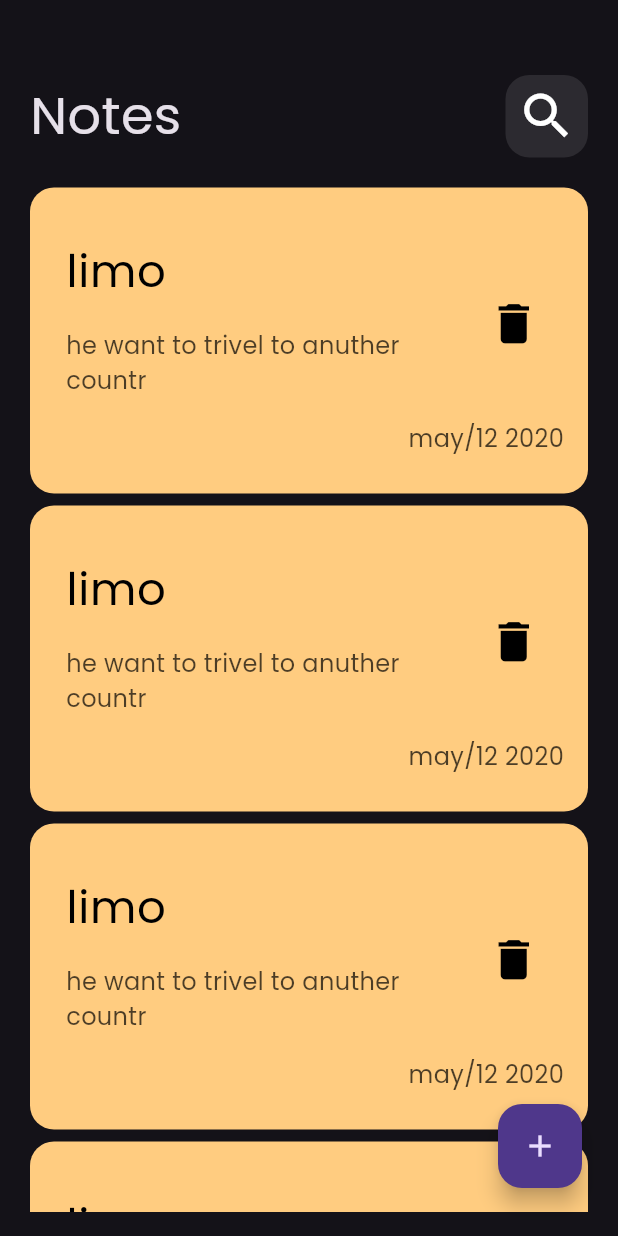
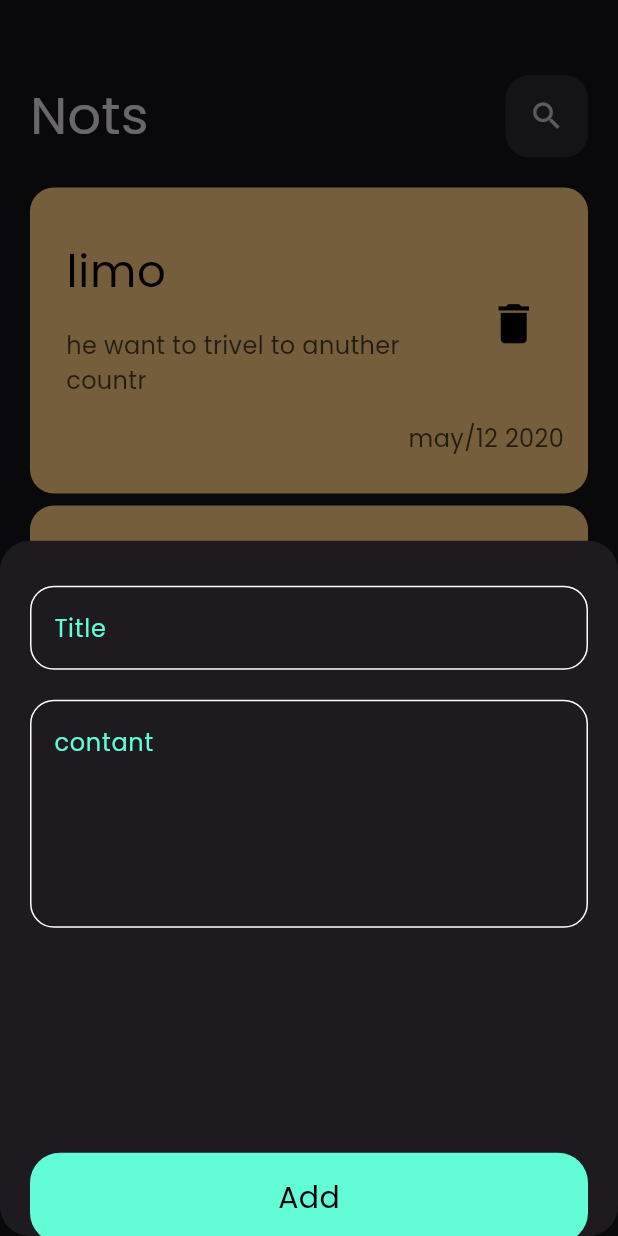
Before and after one commit to limo458/notsapp, a Flutter app: the screen it shows after launch, after a tap on the "add" icon, on a phone screen of 412 x 824 dp. Run offline on Flutter 3.47's test engine with Material 3 defaults, Android fonts, the phone set to English and light mode, and no system bars.

Commit message:
finsh UI , add button , and edit screen

```diff
--- /dev/null
+++ b/lib/views/edit-note-view.dart
@@ -0,0 +1,13 @@
+import 'package:flutter/material.dart';
+import 'package:notsapp/widges/edit-not-view-body.dart';
+
+class EditnoteView extends StatelessWidget {
+  const EditnoteView({super.key});
+
+  @override
+  Widget build(BuildContext context) {
+    return Scaffold(
+      body: EditNoteviewBody(),
+    );
+  }
+}
--- a/lib/views/notes_view.dart
+++ b/lib/views/notes_view.dart
@@ -1,4 +1,5 @@
 import 'package:flutter/material.dart';
+import 'package:notsapp/widges/add-note-button-sheet.dart';
 import 'package:notsapp/widges/notes_view_body.dart';
 
 class NotesView extends StatelessWidget {
@@ -10,11 +11,19 @@ class NotesView extends StatelessWidget {
       floatingActionButton: Padding(
         padding: const EdgeInsets.only(bottom: 16, right: 8),
         child: FloatingActionButton(
-          onPressed: () {},
-          child: Icon(Icons.add),
+          onPressed: () {
+            showModalBottomSheet(
+                shape: RoundedRectangleBorder(
+                    borderRadius: BorderRadius.circular(20)),
+                context: context,
+                builder: (context) {
+                  return const AddnNoteButtonSheet();
+                });
+          },
+          child: const Icon(Icons.add),
         ),
       ),
-      body: NotsViewBody(),
+      body: const NotsViewBody(),
     );
   }
 }
--- /dev/null
+++ b/lib/widges/Add-button.dart
@@ -0,0 +1,28 @@
+import 'package:flutter/material.dart';
+import 'package:notsapp/widges/Constans.dart';
+
+class AddButton extends StatelessWidget {
+  const AddButton({super.key, this.onTap, required this.textButon});
+  final String? textButon;
+  final VoidCallback? onTap;
+  @override
+  Widget build(BuildContext context) {
+    return GestureDetector(
+      onTap: onTap,
+      child: Container(
+        decoration: BoxDecoration(
+          color: KpraimaryColor,
+          borderRadius: BorderRadius.circular(20),
+        ),
+        width: double.infinity,
+        height: 60,
+        child: Center(
+          child: Text(
+            textButon!,
+            style: const TextStyle(fontSize: 20, color: Colors.black),
+          ),
+        ),
+      ),
+    );
+  }
+}
--- /dev/null
+++ b/lib/widges/Constans.dart
@@ -0,0 +1,3 @@
+import 'package:flutter/animation.dart';
+
+const KpraimaryColor = Color(0xff62FCD7);
--- /dev/null
+++ b/lib/widges/add-note-button-sheet.dart
@@ -0,0 +1,33 @@
+import 'package:flutter/material.dart';
+import 'package:notsapp/widges/Add-button.dart';
+import 'package:notsapp/widges/custom-text-feild.dart';
+
+class AddnNoteButtonSheet extends StatelessWidget {
+  const AddnNoteButtonSheet({super.key});
+
+  @override
+  Widget build(BuildContext context) {
+    return const Padding(
+      padding: EdgeInsets.symmetric(horizontal: 20),
+      child: Column(
+        children: [
+          SizedBox(
+            height: 30,
+          ),
+          CustomTextField(
+            hint: 'Title',
+          ),
+          SizedBox(
+            height: 20,
+          ),
+          CustomTextField(
+            hint: 'contant',
+            maxline: 5,
+          ),
+          SizedBox(height: 150),
+          AddButton(textButon: 'Add'),
+        ],
+      ),
+    );
+  }
+}
--- a/lib/widges/costum-note -item.dart
+++ /dev/null
@@ -1,50 +0,0 @@
-import 'package:flutter/material.dart';
-
-class NotesItem extends StatelessWidget {
-  const NotesItem({super.key});
-
-  @override
-  Widget build(BuildContext context) {
-    return Container(
-      padding: const EdgeInsets.only(top: 25, bottom: 25, left: 8),
-      decoration: BoxDecoration(
-        color: const Color(0xffFFCC80),
-        borderRadius: BorderRadius.circular(16),
-      ),
-      child: Column(
-        crossAxisAlignment: CrossAxisAlignment.end,
-        children: [
-          ListTile(
-            title: const Text(
-              'limo',
-              style: TextStyle(color: Colors.black, fontSize: 30),
-            ),
-            subtitle: Padding(
-              padding: const EdgeInsets.only(top: 16, bottom: 8),
-              child: Text(
-                'he want to trivel to anuther countr ',
-                style: TextStyle(
-                    color: Colors.black.withOpacity(.7), fontSize: 16),
-              ),
-            ),
-            trailing: IconButton(
-                onPressed: () {},
-                icon: const Icon(
-                  Icons.delete,
-                  color: Colors.black,
-                  size: 35,
-                )),
-          ),
-          Padding(
-            padding: const EdgeInsets.only(right: 16),
-            child: Text(
-              'may/12 2020',
-              style:
-                  TextStyle(color: Colors.black.withOpacity(.7), fontSize: 16),
-            ),
-          ),
-        ],
-      ),
-    );
-  }
-}
--- a/lib/widges/custm-app-bar.dart
+++ b/lib/widges/custom-app-bar.dart
@@ -2,18 +2,19 @@ import 'package:flutter/material.dart';
 import 'package:notsapp/widges/custom-search-icon.dart';
 
 class CustomAppBar extends StatelessWidget {
-  const CustomAppBar({super.key});
-
+  const CustomAppBar({super.key, required this.title, required this.icon});
+  final String title;
+  final IconData icon;
   @override
   Widget build(BuildContext context) {
     return Row(
       children: [
         Text(
-          'Notes',
-          style: TextStyle(fontSize: 35),
+          title,
+          style: const TextStyle(fontSize: 35),
         ),
-        Spacer(),
-        CustomSrearchIcon()
+        const Spacer(),
+        CustomSrearchIcon(icon: icon)
       ],
     );
   }
--- /dev/null
+++ b/lib/widges/custom-note -item.dart
@@ -0,0 +1,63 @@
+import 'package:flutter/material.dart';
+import 'package:notsapp/views/edit-note-view.dart';
+
+class NotesItem extends StatelessWidget {
+  const NotesItem({super.key});
+
+  @override
+  Widget build(BuildContext context) {
+    return GestureDetector(
+      onTap: () {
+        Navigator.push(
+          context,
+          MaterialPageRoute(
+            builder: (contxt) {
+              return const EditnoteView();
+            },
+          ),
+        );
+      },
+      child: Container(
+        padding: const EdgeInsets.only(top: 25, bottom: 25, left: 8),
+        decoration: BoxDecoration(
+          color: const Color(0xffFFCC80),
+          borderRadius: BorderRadius.circular(16),
+        ),
+        child: Column(
+          crossAxisAlignment: CrossAxisAlignment.end,
+          children: [
+            ListTile(
+              title: const Text(
+                'limo',
+                style: TextStyle(color: Colors.black, fontSize: 30),
+              ),
+              subtitle: Padding(
+                padding: const EdgeInsets.only(top: 16, bottom: 8),
+                child: Text(
+                  'he want to trivel to anuther countr ',
+                  style: TextStyle(
+                      color: Colors.black.withOpacity(.7), fontSize: 16),
+                ),
+              ),
+              trailing: IconButton(
+                  onPressed: () {},
+                  icon: const Icon(
+                    Icons.delete,
+                    color: Colors.black,
+                    size: 35,
+                  )),
+            ),
+            Padding(
+              padding: const EdgeInsets.only(right: 16),
+              child: Text(
+                'may/12 2020',
+                style: TextStyle(
+                    color: Colors.black.withOpacity(.7), fontSize: 16),
+              ),
+            ),
+          ],
+        ),
+      ),
+    );
+  }
+}
--- a/lib/widges/custom-search-icon.dart
+++ b/lib/widges/custom-search-icon.dart
@@ -1,8 +1,8 @@
 import 'package:flutter/material.dart';
 
 class CustomSrearchIcon extends StatelessWidget {
-  const CustomSrearchIcon({super.key});
-
+  const CustomSrearchIcon({super.key, required this.icon});
+  final IconData icon;
   @override
   Widget build(BuildContext context) {
     return Container(
@@ -12,13 +12,7 @@ class CustomSrearchIcon extends StatelessWidget {
         borderRadius: BorderRadius.circular(16),
         color: Colors.white.withOpacity(.1),
       ),
-      child: Center(
-        child: Icon(
-          Icons.search,
-          color: Colors.white,
-          size: 40,
-        ),
-      ),
+      child: Center(child: IconButton(onPressed: () {}, icon: Icon(icon))),
     );
   }
 }
--- /dev/null
+++ b/lib/widges/custom-text-feild.dart
@@ -0,0 +1,28 @@
+import 'package:flutter/material.dart';
+import 'package:notsapp/widges/Constans.dart';
+
+class CustomTextField extends StatelessWidget {
+  const CustomTextField({super.key, required this.hint, this.maxline = 1});
+  final String hint;
+  final int maxline;
+  @override
+  Widget build(BuildContext context) {
+    return TextField(
+      cursorColor: KpraimaryColor,
+      maxLines: maxline,
+      decoration: InputDecoration(
+        hintText: hint,
+        hintStyle: TextStyle(color: KpraimaryColor),
+        border: biuldBorder(),
+        enabledBorder: biuldBorder(),
+        focusedBorder: biuldBorder((KpraimaryColor)),
+      ),
+    );
+  }
+
+  OutlineInputBorder biuldBorder([color]) {
+    return OutlineInputBorder(
+        borderRadius: BorderRadius.circular(16),
+        borderSide: BorderSide(color: color ?? Colors.white));
+  }
+}
--- /dev/null
+++ b/lib/widges/edit-not-view-body.dart
@@ -0,0 +1,30 @@
+import 'package:flutter/material.dart';
+import 'package:notsapp/widges/custom-app-bar.dart';
+import 'package:notsapp/widges/custom-text-feild.dart';
+
+class EditNoteviewBody extends StatelessWidget {
+  const EditNoteviewBody({super.key});
+
+  @override
+  Widget build(BuildContext context) {
+    return const Padding(
+      padding: EdgeInsets.symmetric(horizontal: 20),
+      child: Column(
+        children: [
+          SizedBox(height: 50),
+          CustomAppBar(
+            title: 'Edit Note',
+            icon: Icons.check,
+          ),
+          SizedBox(height: 50),
+          CustomTextField(hint: 'Title'),
+          SizedBox(height: 16),
+          CustomTextField(
+            hint: 'contant',
+            maxline: 5,
+          ),
+        ],
+      ),
+    );
+  }
+}
--- a/lib/widges/notes-list-view.dart
+++ b/lib/widges/notes-list-view.dart
@@ -1,5 +1,5 @@
 import 'package:flutter/material.dart';
-import 'package:notsapp/widges/costum-note%20-item.dart';
+import 'package:notsapp/widges/custom-note%20-item.dart';
 
 class NotesListView extends StatelessWidget {
   const NotesListView({super.key});
--- a/lib/widges/notes_view_body.dart
+++ b/lib/widges/notes_view_body.dart
@@ -1,5 +1,5 @@
 import 'package:flutter/material.dart';
-import 'package:notsapp/widges/custm-app-bar.dart';
+import 'package:notsapp/widges/custom-app-bar.dart';
 import 'package:notsapp/widges/notes-list-view.dart';
 
 class NotsViewBody extends StatelessWidget {
@@ -14,7 +14,7 @@ class NotsViewBody extends StatelessWidget {
           SizedBox(
             height: 50,
           ),
-          CustomAppBar(),
+          CustomAppBar(title: 'Nots', icon: Icons.search),
           Expanded(child: NotesListView())
         ],
       ),
```
Also changed, not shown: 1 other file.
